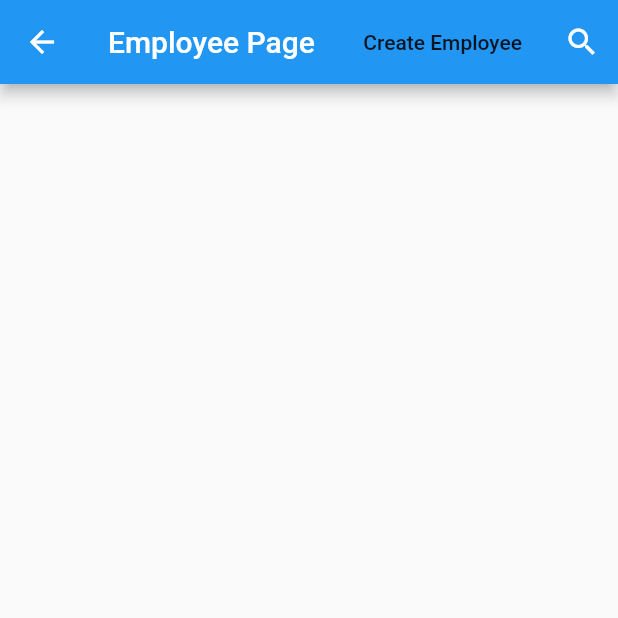
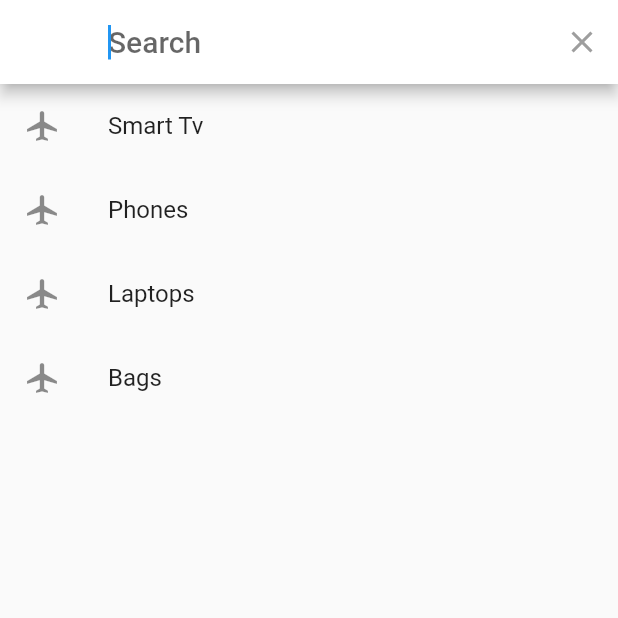
Before and after one commit to ugochukwumartins/EmployeeByteInc, a Flutter app: the EmployeeHomePage screen opened directly, after a tap on the "search" icon, on a phone screen of 412 x 824 dp, the top half of it. Run offline on Flutter 3.47's test engine with Material 2 defaults, Android fonts, the phone set to English and light mode, and no system bars; our stand-ins replace datetime_picker_formfield.

Commit message:
added search function

```diff
--- /dev/null
+++ b/lib/Auth/SearchDeligate.dart
@@ -0,0 +1,76 @@
+import 'package:flutter/material.dart';
+
+class DataSearch extends SearchDelegate<String> {
+  final RecentSearch = ["Smart Tv", "Phones", "Laptops", "Bags"];
+  final Products = [
+    "Smart Tv",
+    "Phones",
+    "Laptops",
+    "Bags",
+    "Mp3",
+    "Printers",
+    "Fans",
+    "Shoes",
+    "Tables",
+    "Lands",
+    "Services",
+    "Generators",
+    "Watches",
+    "Inverters",
+    "Foods"
+  ];
+  @override
+  List<Widget> buildActions(BuildContext context) {
+    return <Widget>[
+      IconButton(
+        onPressed: () {
+          query = " ";
+        },
+        icon: Icon(Icons.clear),
+      )
+    ];
+  }
+
+  @override
+  Widget buildLeading(BuildContext context) {
+    IconButton(
+      onPressed: () {
+        close(context, null);
+      },
+      icon: AnimatedIcon(
+        icon: AnimatedIcons.menu_arrow,
+        progress: transitionAnimation,
+      ),
+    );
+  }
+
+  @override
+  Widget buildResults(BuildContext context) {
+    return Container(
+      height: 100,
+      width: 100,
+      child: Card(
+        child: Text(query.toString()),
+      ),
+    );
+  }
+
+  @override
+  Widget buildSuggestions(BuildContext context) {
+    final suggesstions = query.isEmpty
+        ? RecentSearch
+        : Products.where((element) => element.startsWith(query)).toList();
+    return ListView.builder(
+      itemBuilder: (context, index) {
+        return ListTile(
+          onTap: () {
+            showResults(context);
+          },
+          leading: Icon(Icons.local_airport_sharp),
+          title: Text(suggesstions[index].toString()),
+        );
+      },
+      itemCount: suggesstions.length,
+    );
+  }
+}
--- a/lib/Pages/EmployeHomePage.dart
+++ b/lib/Pages/EmployeHomePage.dart
@@ -1,4 +1,5 @@
 import 'package:flutter/material.dart';
+import 'package:flutter_app/Auth/SearchDeligate.dart';
 
 import 'CreateEmployeePage.dart';
 
@@ -22,7 +23,12 @@ class _EmployeeHomePageState extends State<EmployeeHomePage> {
                     ),
                   ),
               child: Text("Create Employee")),
-          IconButton(onPressed: () {}, icon: Icon(Icons.search))
+          IconButton(onPressed: ()  {
+            showSearch(
+              context: context,
+              delegate: DataSearch(),
+            );
+          }, icon: Icon(Icons.search))
         ],
       ),
     );
```
